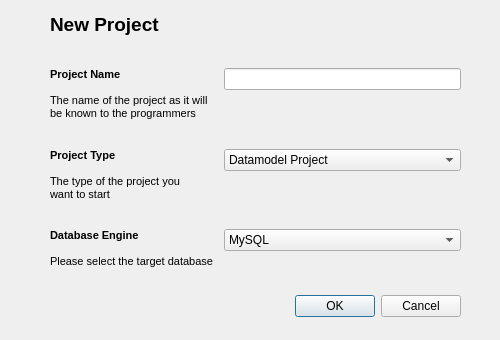
fritzone/ddm, file newprojectdialog.ui: the form before one commit.
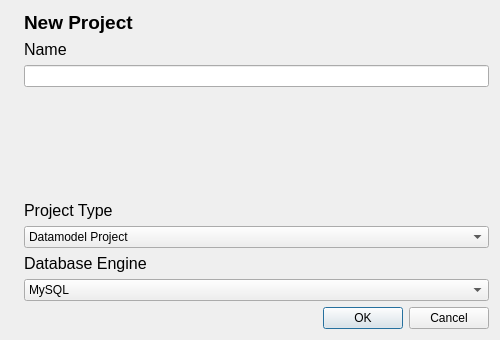
The form after the commit. Icons and pictures are not drawn.

The edit to the form file:
```diff
--- a/newprojectdialog.ui
+++ b/newprojectdialog.ui
@@ -47,105 +47,60 @@
   <property name="modal">
    <bool>true</bool>
   </property>
-  <widget class="QDialogButtonBox" name="buttonBox">
-   <property name="geometry">
-    <rect>
-     <x>120</x>
-     <y>290</y>
-     <width>341</width>
-     <height>32</height>
-    </rect>
-   </property>
-   <property name="orientation">
-    <enum>Qt::Horizontal</enum>
-   </property>
-   <property name="standardButtons">
-    <set>QDialogButtonBox::Cancel|QDialogButtonBox::Ok</set>
-   </property>
-  </widget>
-  <widget class="QWidget" name="formLayoutWidget">
-   <property name="geometry">
-    <rect>
-     <x>50</x>
-     <y>50</y>
-     <width>411</width>
-     <height>237</height>
-    </rect>
-   </property>
    <layout class="QFormLayout" name="formLayout">
-    <property name="sizeConstraint">
-     <enum>QLayout::SetMaximumSize</enum>
-    </property>
-    <property name="fieldGrowthPolicy">
-     <enum>QFormLayout::AllNonFixedFieldsGrow</enum>
-    </property>
-    <property name="rowWrapPolicy">
-     <enum>QFormLayout::DontWrapRows</enum>
-    </property>
-    <property name="horizontalSpacing">
-     <number>10</number>
-    </property>
-    <property name="verticalSpacing">
-     <number>10</number>
-    </property>
+   <item row="0" column="0">
+    <widget class="QLabel" name="label_3">
+     <property name="text">
+      <string/>
+     </property>
+     <property name="pixmap">
+      <pixmap resource="dbm.qrc">:/images/actions/images/actions/filenew.png</pixmap>
+     </property>
+    </widget>
+   </item>
     <item row="0" column="1">
-     <spacer name="verticalSpacer_2">
-      <property name="orientation">
-       <enum>Qt::Vertical</enum>
-      </property>
-      <property name="sizeHint" stdset="0">
-       <size>
-        <width>20</width>
-        <height>40</height>
-       </size>
-      </property>
-     </spacer>
-    </item>
-    <item row="1" column="0">
-     <widget class="QLabel" name="label">
+    <widget class="QLabel" name="label_4">
       <property name="text">
        <string>&lt;!DOCTYPE HTML PUBLIC &quot;-//W3C//DTD HTML 4.0//EN&quot; &quot;http://www.w3.org/TR/REC-html40/strict.dtd&quot;&gt;
 &lt;html&gt;&lt;head&gt;&lt;meta name=&quot;qrichtext&quot; content=&quot;1&quot; /&gt;&lt;style type=&quot;text/css&quot;&gt;
 p, li { white-space: pre-wrap; }
 &lt;/style&gt;&lt;/head&gt;&lt;body style=&quot; font-family:'MS Shell Dlg 2'; font-size:8.25pt; font-weight:400; font-style:normal;&quot;&gt;
-&lt;p style=&quot; margin-top:0px; margin-bottom:0px; margin-left:0px; margin-right:0px; -qt-block-indent:0; text-indent:0px;&quot;&gt;&lt;span style=&quot; font-size:8pt; font-weight:600;&quot;&gt;Project Name&lt;/span&gt;&lt;/p&gt;
-&lt;p style=&quot;-qt-paragraph-type:empty; margin-top:0px; margin-bottom:0px; margin-left:0px; margin-right:0px; -qt-block-indent:0; text-indent:0px; font-size:8pt; font-weight:600;&quot;&gt;&lt;/p&gt;
-&lt;p style=&quot; margin-top:0px; margin-bottom:0px; margin-left:0px; margin-right:0px; -qt-block-indent:0; text-indent:0px;&quot;&gt;&lt;span style=&quot; font-size:8pt;&quot;&gt;The name of the project as it will &lt;/span&gt;&lt;/p&gt;
-&lt;p style=&quot; margin-top:0px; margin-bottom:0px; margin-left:0px; margin-right:0px; -qt-block-indent:0; text-indent:0px;&quot;&gt;&lt;span style=&quot; font-size:8pt;&quot;&gt;be known to the programmers&lt;/span&gt;&lt;/p&gt;&lt;/body&gt;&lt;/html&gt;</string>
+&lt;p style=&quot; margin-top:0px; margin-bottom:0px; margin-left:0px; margin-right:0px; -qt-block-indent:0; text-indent:0px;&quot;&gt;&lt;span style=&quot; font-size:14pt; font-weight:600;&quot;&gt;New Project&lt;/span&gt;&lt;/p&gt;&lt;/body&gt;&lt;/html&gt;</string>
       </property>
      </widget>
     </item>
     <item row="1" column="1">
+    <widget class="QLabel" name="label">
+     <property name="text">
+      <string>&lt;!DOCTYPE HTML PUBLIC &quot;-//W3C//DTD HTML 4.0//EN&quot; &quot;http://www.w3.org/TR/REC-html40/strict.dtd&quot;&gt;
+&lt;html&gt;&lt;head&gt;&lt;meta name=&quot;qrichtext&quot; content=&quot;1&quot; /&gt;&lt;style type=&quot;text/css&quot;&gt;
+p, li { white-space: pre-wrap; }
+&lt;/style&gt;&lt;/head&gt;&lt;body style=&quot; font-family:'Sans'; font-size:10pt; font-weight:400; font-style:normal;&quot;&gt;
+&lt;table style=&quot;-qt-table-type: root; margin-top:4px; margin-bottom:4px; margin-left:4px; margin-right:4px;&quot;&gt;
+&lt;tr&gt;
+&lt;td style=&quot;border: none;&quot;&gt;
+&lt;p style=&quot; margin-top:0px; margin-bottom:0px; margin-left:0px; margin-right:0px; -qt-block-indent:0; text-indent:0px;&quot;&gt;&lt;span style=&quot; font-family:'MS Shell Dlg 2'; font-size:12pt;&quot;&gt;Name&lt;/span&gt;&lt;/p&gt;&lt;/td&gt;&lt;/tr&gt;&lt;/table&gt;&lt;/body&gt;&lt;/html&gt;</string>
+     </property>
+    </widget>
+   </item>
+   <item row="2" column="1">
      <widget class="QLineEdit" name="txtProjectName"/>
     </item>
-    <item row="3" column="1">
-     <spacer name="verticalSpacer">
-      <property name="orientation">
-       <enum>Qt::Vertical</enum>
-      </property>
-      <property name="sizeHint" stdset="0">
-       <size>
-        <width>20</width>
-        <height>40</height>
-       </size>
-      </property>
-     </spacer>
-    </item>
-    <item row="4" column="0">
-     <widget class="QLabel" name="label_2">
-      <property name="text">
-       <string>&lt;!DOCTYPE HTML PUBLIC &quot;-//W3C//DTD HTML 4.0//EN&quot; &quot;http://www.w3.org/TR/REC-html40/strict.dtd&quot;&gt;
-&lt;html&gt;&lt;head&gt;&lt;meta name=&quot;qrichtext&quot; content=&quot;1&quot; /&gt;&lt;style type=&quot;text/css&quot;&gt;
-p, li { white-space: pre-wrap; }
-&lt;/style&gt;&lt;/head&gt;&lt;body style=&quot; font-family:'MS Shell Dlg 2'; font-size:8.25pt; font-weight:400; font-style:normal;&quot;&gt;
-&lt;p style=&quot; margin-top:0px; margin-bottom:0px; margin-left:0px; margin-right:0px; -qt-block-indent:0; text-indent:0px;&quot;&gt;&lt;span style=&quot; font-size:8pt; font-weight:600;&quot;&gt;Project Type&lt;/span&gt;&lt;/p&gt;
-&lt;p style=&quot;-qt-paragraph-type:empty; margin-top:0px; margin-bottom:0px; margin-left:0px; margin-right:0px; -qt-block-indent:0; text-indent:0px; font-size:8pt; font-weight:600;&quot;&gt;&lt;/p&gt;
-&lt;p style=&quot; margin-top:0px; margin-bottom:0px; margin-left:0px; margin-right:0px; -qt-block-indent:0; text-indent:0px;&quot;&gt;&lt;span style=&quot; font-size:8pt;&quot;&gt;The type of the project you &lt;/span&gt;&lt;/p&gt;
-&lt;p style=&quot; margin-top:0px; margin-bottom:0px; margin-left:0px; margin-right:0px; -qt-block-indent:0; text-indent:0px;&quot;&gt;&lt;span style=&quot; font-size:8pt;&quot;&gt;want to start&lt;/span&gt;&lt;/p&gt;&lt;/body&gt;&lt;/html&gt;</string>
-      </property>
-     </widget>
-    </item>
     <item row="4" column="1">
+    <widget class="QLabel" name="label_2">
+     <property name="text">
+      <string>&lt;!DOCTYPE HTML PUBLIC &quot;-//W3C//DTD HTML 4.0//EN&quot; &quot;http://www.w3.org/TR/REC-html40/strict.dtd&quot;&gt;
+&lt;html&gt;&lt;head&gt;&lt;meta name=&quot;qrichtext&quot; content=&quot;1&quot; /&gt;&lt;style type=&quot;text/css&quot;&gt;
+p, li { white-space: pre-wrap; }
+&lt;/style&gt;&lt;/head&gt;&lt;body style=&quot; font-family:'Sans'; font-size:10pt; font-weight:400; font-style:normal;&quot;&gt;
+&lt;table style=&quot;-qt-table-type: root; margin-top:4px; margin-bottom:4px; margin-left:4px; margin-right:4px;&quot;&gt;
+&lt;tr&gt;
+&lt;td style=&quot;border: none;&quot;&gt;
+&lt;p style=&quot; margin-top:0px; margin-bottom:0px; margin-left:0px; margin-right:0px; -qt-block-indent:0; text-indent:0px;&quot;&gt;&lt;span style=&quot; font-family:'MS Shell Dlg 2'; font-size:12pt;&quot;&gt;Project Type&lt;/span&gt;&lt;/p&gt;&lt;/td&gt;&lt;/tr&gt;&lt;/table&gt;&lt;/body&gt;&lt;/html&gt;</string>
+     </property>
+    </widget>
+   </item>
+   <item row="5" column="1">
      <widget class="QComboBox" name="cmbProjectType">
       <item>
        <property name="text">
@@ -176,33 +131,21 @@
       </item>
      </widget>
     </item>
-    <item row="5" column="1">
-     <spacer name="verticalSpacer_3">
-      <property name="orientation">
-       <enum>Qt::Vertical</enum>
-      </property>
-      <property name="sizeHint" stdset="0">
-       <size>
-        <width>20</width>
-        <height>40</height>
-       </size>
-      </property>
-     </spacer>
-    </item>
-    <item row="6" column="0">
-     <widget class="QLabel" name="label_5">
-      <property name="text">
-       <string>&lt;!DOCTYPE HTML PUBLIC &quot;-//W3C//DTD HTML 4.0//EN&quot; &quot;http://www.w3.org/TR/REC-html40/strict.dtd&quot;&gt;
-&lt;html&gt;&lt;head&gt;&lt;meta name=&quot;qrichtext&quot; content=&quot;1&quot; /&gt;&lt;style type=&quot;text/css&quot;&gt;
-p, li { white-space: pre-wrap; }
-&lt;/style&gt;&lt;/head&gt;&lt;body style=&quot; font-family:'MS Shell Dlg 2'; font-size:8.25pt; font-weight:400; font-style:normal;&quot;&gt;
-&lt;p style=&quot; margin-top:0px; margin-bottom:0px; margin-left:0px; margin-right:0px; -qt-block-indent:0; text-indent:0px;&quot;&gt;&lt;span style=&quot; font-size:8pt; font-weight:600;&quot;&gt;Database Engine&lt;/span&gt;&lt;/p&gt;
-&lt;p style=&quot;-qt-paragraph-type:empty; margin-top:0px; margin-bottom:0px; margin-left:0px; margin-right:0px; -qt-block-indent:0; text-indent:0px; font-size:8pt;&quot;&gt;&lt;/p&gt;
-&lt;p style=&quot; margin-top:0px; margin-bottom:0px; margin-left:0px; margin-right:0px; -qt-block-indent:0; text-indent:0px;&quot;&gt;&lt;span style=&quot; font-size:8pt;&quot;&gt;Please select the target database&lt;/span&gt;&lt;/p&gt;&lt;/body&gt;&lt;/html&gt;</string>
-      </property>
-     </widget>
-    </item>
     <item row="6" column="1">
+    <widget class="QLabel" name="label_5">
+     <property name="text">
+      <string>&lt;!DOCTYPE HTML PUBLIC &quot;-//W3C//DTD HTML 4.0//EN&quot; &quot;http://www.w3.org/TR/REC-html40/strict.dtd&quot;&gt;
+&lt;html&gt;&lt;head&gt;&lt;meta name=&quot;qrichtext&quot; content=&quot;1&quot; /&gt;&lt;style type=&quot;text/css&quot;&gt;
+p, li { white-space: pre-wrap; }
+&lt;/style&gt;&lt;/head&gt;&lt;body style=&quot; font-family:'Sans'; font-size:10pt; font-weight:400; font-style:normal;&quot;&gt;
+&lt;table style=&quot;-qt-table-type: root; margin-top:4px; margin-bottom:4px; margin-left:4px; margin-right:4px;&quot;&gt;
+&lt;tr&gt;
+&lt;td style=&quot;border: none;&quot;&gt;
+&lt;p style=&quot; margin-top:0px; margin-bottom:0px; margin-left:0px; margin-right:0px; -qt-block-indent:0; text-indent:0px;&quot;&gt;&lt;span style=&quot; font-family:'MS Shell Dlg 2'; font-size:12pt;&quot;&gt;Database Engine&lt;/span&gt;&lt;/p&gt;&lt;/td&gt;&lt;/tr&gt;&lt;/table&gt;&lt;/body&gt;&lt;/html&gt;</string>
+     </property>
+    </widget>
+   </item>
+   <item row="7" column="1">
      <widget class="QComboBox" name="cmbDatabase">
       <item>
        <property name="text">
@@ -224,8 +167,18 @@
       </item>
      </widget>
     </item>
-    <item row="7" column="1">
-     <spacer name="verticalSpacer_4">
+   <item row="8" column="1">
+    <widget class="QDialogButtonBox" name="buttonBox">
+     <property name="orientation">
+      <enum>Qt::Horizontal</enum>
+     </property>
+     <property name="standardButtons">
+      <set>QDialogButtonBox::Cancel|QDialogButtonBox::Ok</set>
+     </property>
+    </widget>
+   </item>
+   <item row="3" column="1">
+    <spacer name="verticalSpacer">
       <property name="orientation">
        <enum>Qt::Vertical</enum>
       </property>
@@ -238,40 +191,6 @@
      </spacer>
     </item>
    </layout>
-  </widget>
-  <widget class="QLabel" name="label_3">
-   <property name="geometry">
-    <rect>
-     <x>10</x>
-     <y>10</y>
-     <width>41</width>
-     <height>41</height>
-    </rect>
-   </property>
-   <property name="text">
-    <string/>
-   </property>
-   <property name="pixmap">
-    <pixmap resource="dbm.qrc">:/images/actions/images/actions/filenew.png</pixmap>
-   </property>
-  </widget>
-  <widget class="QLabel" name="label_4">
-   <property name="geometry">
-    <rect>
-     <x>50</x>
-     <y>4</y>
-     <width>171</width>
-     <height>41</height>
-    </rect>
-   </property>
-   <property name="text">
-    <string>&lt;!DOCTYPE HTML PUBLIC &quot;-//W3C//DTD HTML 4.0//EN&quot; &quot;http://www.w3.org/TR/REC-html40/strict.dtd&quot;&gt;
-&lt;html&gt;&lt;head&gt;&lt;meta name=&quot;qrichtext&quot; content=&quot;1&quot; /&gt;&lt;style type=&quot;text/css&quot;&gt;
-p, li { white-space: pre-wrap; }
-&lt;/style&gt;&lt;/head&gt;&lt;body style=&quot; font-family:'MS Shell Dlg 2'; font-size:8.25pt; font-weight:400; font-style:normal;&quot;&gt;
-&lt;p style=&quot; margin-top:0px; margin-bottom:0px; margin-left:0px; margin-right:0px; -qt-block-indent:0; text-indent:0px;&quot;&gt;&lt;span style=&quot; font-size:14pt; font-weight:600;&quot;&gt;New Project&lt;/span&gt;&lt;/p&gt;&lt;/body&gt;&lt;/html&gt;</string>
-   </property>
-  </widget>
  </widget>
  <tabstops>
   <tabstop>txtProjectName</tabstop>
```
Lines whose indentation alone changed are shown as unchanged.
